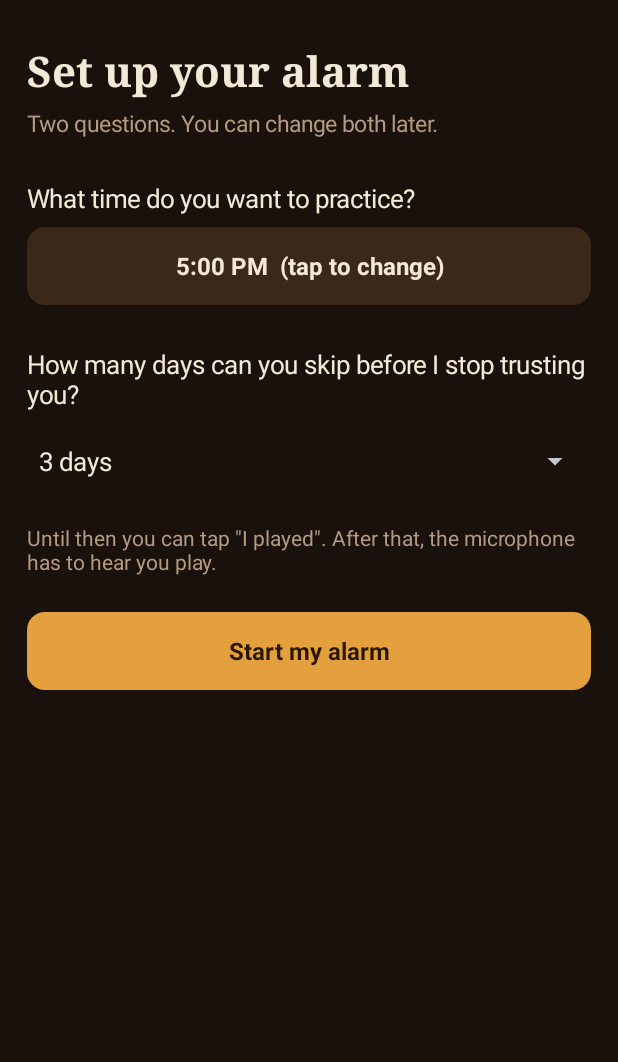
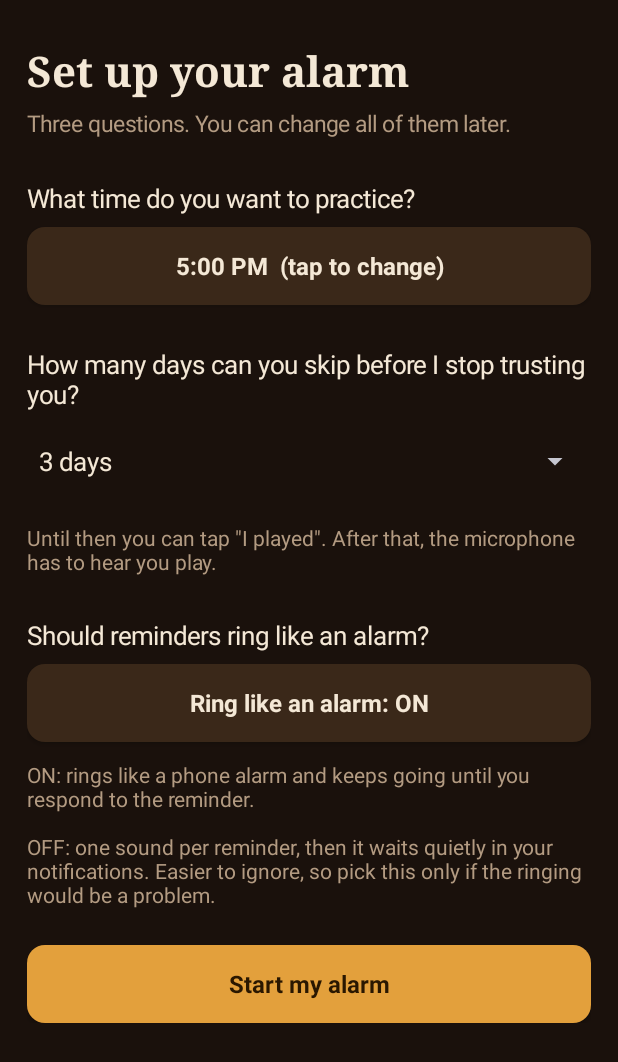
Before and after one commit to violinreminder/MusicianPracticeAlarm, an Android app: the screen it shows after launch (MainActivity), on a phone screen of 412 x 824 dp. Shown: the top 1062 px of the screen. Run offline under Robolectric (Android 15) with nearby library versions, the phone set to English and light mode, and no system bars; 2 statements that could not run were skipped.

Commit message:
Add files via upload

```diff
--- a/app/src/main/java/com/violinnagger/app/MainActivity.kt
+++ b/app/src/main/java/com/violinnagger/app/MainActivity.kt
@@ -82,6 +82,8 @@ class MainActivity : Activity() {
     private lateinit var timeBtn: Button
     private lateinit var needSpinner: Spinner
     private lateinit var trustSpinner: Spinner
+    private lateinit var loudBtn: Button
+    private var setupLoud = true
     private lateinit var eraseBtn: Button
 
     private val needOptions = intArrayOf(5, 10, 15, 20, 30, 45, 60)
@@ -348,7 +350,7 @@ class MainActivity : Activity() {
     private fun buildSetup() {
         setupPanel = vbox()
         add(setupPanel, tv("Set up your alarm", 28f, TEXT, true, true))
-        add(setupPanel, tv("Two questions. You can change both later.", 15f, MUTED), 6)
+        add(setupPanel, tv("Three questions. You can change all of them later.", 15f, MUTED), 6)
         add(setupPanel, tv("What time do you want to practice?", 17f), 28)
         setupTimeBtn = btn("", false) {
             pickTime(setupPm) { pm ->
@@ -365,6 +367,22 @@ class MainActivity : Activity() {
             tv("Until then you can tap \"I played\". After that, the microphone has to hear you play.", 14f, MUTED),
             16
         )
+        add(setupPanel, tv("Should reminders ring like an alarm?", 17f), 28)
+        val setupLoudBtn = btn(loudLabel(true), false) {}
+        setupLoudBtn.setOnClickListener {
+            setupLoud = !setupLoud
+            setupLoudBtn.text = loudLabel(setupLoud)
+        }
+        add(setupPanel, setupLoudBtn, 8)
+        add(
+            setupPanel,
+            tv(
+                "ON: rings like a phone alarm and keeps going until you respond to the reminder.\n\n" +
+                    "OFF: one sound per reminder, then it waits quietly in your notifications. Easier to ignore, so pick this only if the ringing would be a problem.",
+                14f, MUTED
+            ),
+            12
+        )
         add(setupPanel, btn("Start my alarm", true) { finishSetup() }, 24)
         updateSetupTime()
         root.addView(setupPanel, LinearLayout.LayoutParams(MATCH, WRAP))
@@ -376,7 +394,7 @@ class MainActivity : Activity() {
 
     private fun finishSetup() {
         val trust = intArrayOf(1, 2, 3, 5)[setupTrust.selectedItemPosition]
-        Store.finishSetup(this, setupPm, trust)
+        Store.finishSetup(this, setupPm, trust, setupLoud)
         val perms = ArrayList<String>()
         if (Build.VERSION.SDK_INT >= 33 &&
             checkSelfPermission(Manifest.permission.POST_NOTIFICATIONS) != PackageManager.PERMISSION_GRANTED
@@ -484,6 +502,12 @@ class MainActivity : Activity() {
         add(settings, tv("Require sound after this many days without playing", 14f, MUTED), 12)
         trustSpinner = spinner(trustOptions.map { if (it == 1) "1 day" else "$it days" }, 2)
         add(settings, trustSpinner, 4)
+        add(settings, tv("Alarm sound", 14f, MUTED), 12)
+        loudBtn = btn(loudLabel(Store.loudAlarm(this)), false) {
+            Store.setLoudAlarm(this, !Store.loudAlarm(this))
+            loudBtn.text = loudLabel(Store.loudAlarm(this))
+        }
+        add(settings, loudBtn, 4)
         add(settings, tv("History", 14f, MUTED), 18)
         eraseBtn = btn("Erase my history", false) { eraseClicked() }
         add(settings, eraseBtn, 10)
@@ -519,7 +543,10 @@ class MainActivity : Activity() {
         if (ni >= 0 && needSpinner.selectedItemPosition != ni) needSpinner.setSelection(ni)
         val ti = trustOptions.indexOf(Store.trustDays(this))
         if (ti >= 0 && trustSpinner.selectedItemPosition != ti) trustSpinner.setSelection(ti)
+        loudBtn.text = loudLabel(Store.loudAlarm(this))
     }
+
+    private fun loudLabel(on: Boolean) = if (on) "Ring like an alarm: ON" else "Ring like an alarm: OFF"
 
     private fun eraseClicked() {
         val now = System.currentTimeMillis()
```
